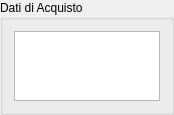
First picture: the form in GestCollOnQt/GUI/Moneta/DatiAcquisto/datiacquistowidget.ui, repository mirkoviviani76/gestcoll, before the edit.
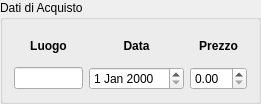
Second picture: the form after the edit.

Commit message: Dati di acquisto sono ora un widget e non piu' una tabella

Patch:
```diff
--- a/GestCollOnQt/GUI/Moneta/DatiAcquisto/datiacquistowidget.ui
+++ b/GestCollOnQt/GUI/Moneta/DatiAcquisto/datiacquistowidget.ui
@@ -6,7 +6,7 @@
    <rect>
     <x>0</x>
     <y>0</y>
-    <width>174</width>
+    <width>261</width>
     <height>104</height>
    </rect>
   </property>
@@ -18,11 +18,79 @@
   </property>
   <layout class="QVBoxLayout" name="verticalLayout">
    <item>
-    <widget class="QTableView" name="datiAcquistoView">
-     <attribute name="verticalHeaderVisible">
-      <bool>false</bool>
-     </attribute>
-    </widget>
+    <layout class="QGridLayout" name="gridLayout">
+     <item row="0" column="0">
+      <widget class="QLabel" name="label">
+       <property name="font">
+        <font>
+         <weight>75</weight>
+         <bold>true</bold>
+        </font>
+       </property>
+       <property name="text">
+        <string>Luogo</string>
+       </property>
+       <property name="alignment">
+        <set>Qt::AlignCenter</set>
+       </property>
+      </widget>
+     </item>
+     <item row="0" column="2">
+      <widget class="QLabel" name="label_3">
+       <property name="font">
+        <font>
+         <weight>75</weight>
+         <bold>true</bold>
+        </font>
+       </property>
+       <property name="text">
+        <string>Prezzo</string>
+       </property>
+       <property name="alignment">
+        <set>Qt::AlignCenter</set>
+       </property>
+      </widget>
+     </item>
+     <item row="0" column="1">
+      <widget class="QLabel" name="label_2">
+       <property name="font">
+        <font>
+         <weight>75</weight>
+         <bold>true</bold>
+        </font>
+       </property>
+       <property name="text">
+        <string>Data</string>
+       </property>
+       <property name="alignment">
+        <set>Qt::AlignCenter</set>
+       </property>
+      </widget>
+     </item>
+     <item row="1" column="0">
+      <widget class="QLineEdit" name="luogo"/>
+     </item>
+     <item row="1" column="1">
+      <widget class="QDateEdit" name="data">
+       <property name="sizePolicy">
+        <sizepolicy hsizetype="MinimumExpanding" vsizetype="Fixed">
+         <horstretch>0</horstretch>
+         <verstretch>0</verstretch>
+        </sizepolicy>
+       </property>
+      </widget>
+     </item>
+     <item row="1" column="2">
+      <widget class="QDoubleSpinBox" name="prezzo">
+       <property name="sizePolicy">
+        <sizepolicy hsizetype="MinimumExpanding" vsizetype="Fixed">
+         <horstretch>0</horstretch>
+         <verstretch>0</verstretch>
+        </sizepolicy>
+       </property>
+      </widget>
+     </item>
+    </layout>
    </item>
   </layout>
  </widget>
```
The commit also changes 6 other files.
